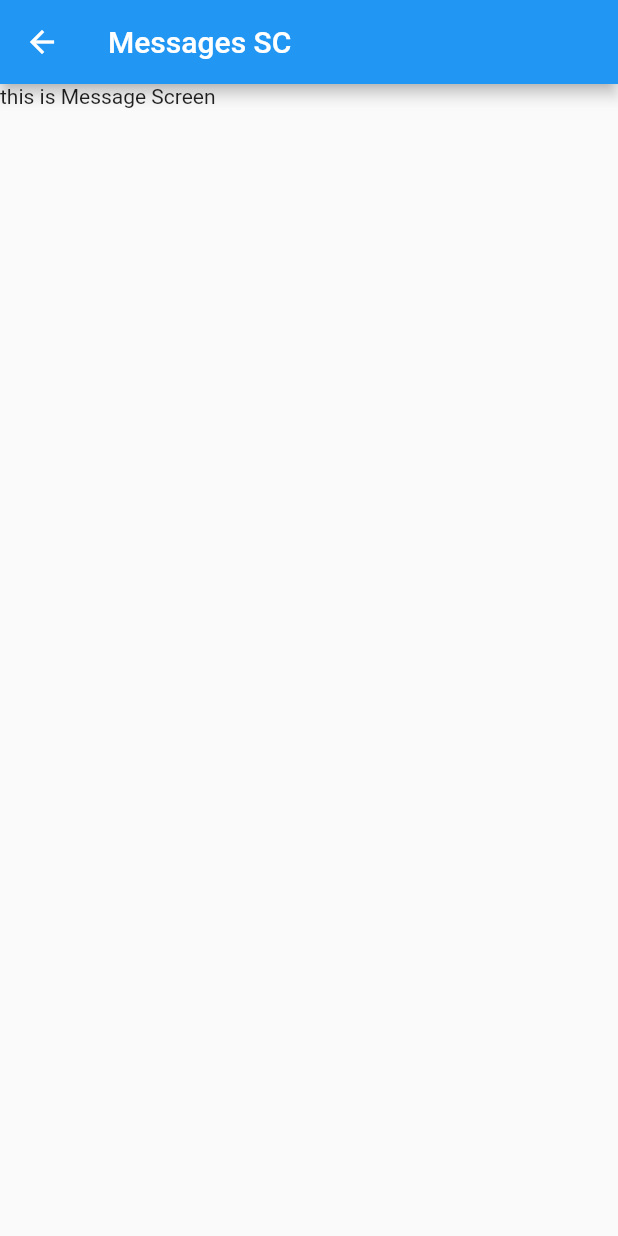
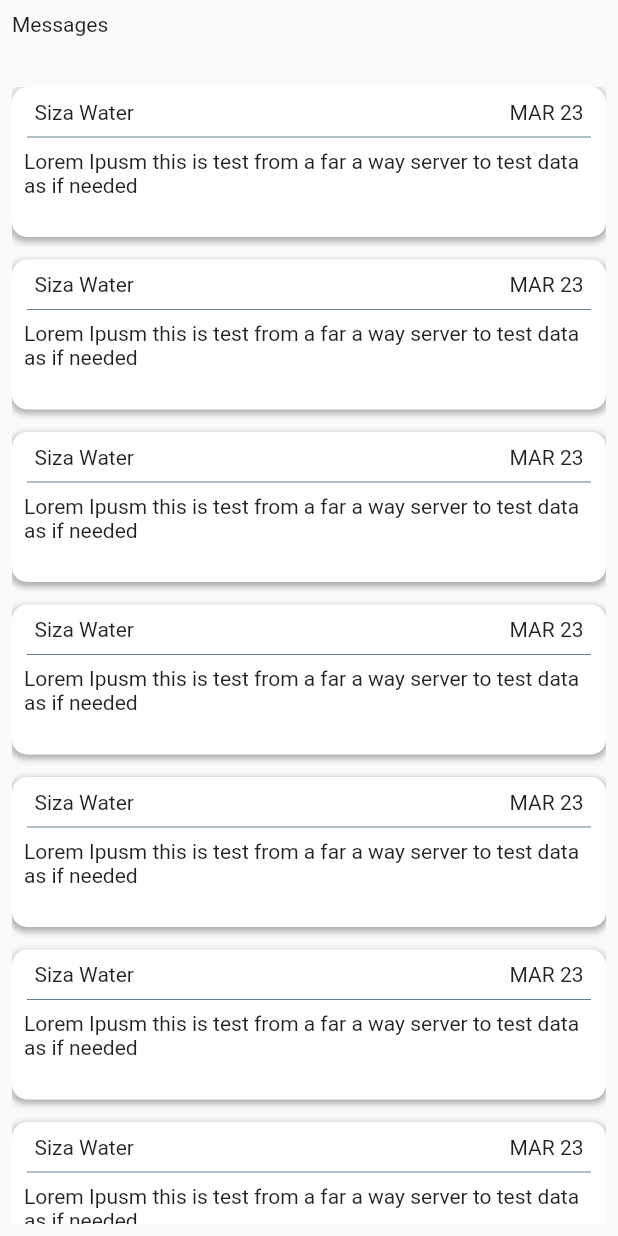
Before and after one commit to DevMahmoudElattar/FlutterEdams, a Flutter app: the MsgsSC screen opened by its route, on a phone screen of 412 x 824 dp. Run offline on Flutter 3.47's test engine with Material 2 defaults, Android fonts, the phone set to English and light mode, and no system bars; our stand-ins replace bloc, cloud_firestore, equatable, firebase_core, firebase_messaging, flutter_bloc and 4 more; missing offline and left inert: dart:ffi; accounts and stored records are empty; generated files the repository leaves out were written again; Roboto replaces fonts that are missing (Cairo); key blocks and very long unbroken strings in the code were emptied for the run.

Commit message:
Finished MSG SC

```diff
--- a/lib/presenter/MessagesScreen/MsgsSC.dart
+++ b/lib/presenter/MessagesScreen/MsgsSC.dart
@@ -1,14 +1,63 @@
 import 'package:flutter/cupertino.dart';
 import 'package:flutter/material.dart';
+
+import '../../utils/utils.dart';
 
 class MsgsSC extends StatelessWidget {
   const MsgsSC({Key? key}) : super(key: key);
 
   @override
   Widget build(BuildContext context) {
-    return  Scaffold(
-      appBar: AppBar(title: const Text("Messages SC")),
-      body: const Text("this is Message Screen"),
+    return Scaffold(
+      body: Padding(
+        padding: const EdgeInsets.all(8.0),
+        child: Column(
+          crossAxisAlignment: CrossAxisAlignment.start,
+          children: [
+            SizedBox(height: 50,child: Text("Messages")),
+            Expanded(
+              child: ListView.builder(itemCount: 100,itemBuilder: (BuildContext context, int idx){
+                return Container(
+                  margin: EdgeInsets.only(bottom: 15),
+                  height: 100,
+                  decoration: BoxDecoration(
+                      borderRadius: BorderRadius.all(Radius.circular(10)),
+                      color: Colors.white,
+                      boxShadow: [...OtherSharedValues.SectionShadow]),
+                  child: Column(
+                    children: [
+                       Expanded(flex: 1, child: Center(child: Padding(
+                         padding: const EdgeInsets.symmetric(horizontal: 15.0),
+                         child: Row(
+                           mainAxisAlignment: MainAxisAlignment.spaceBetween,
+                          children: [
+                            Text("Siza Water"),
+                            Text("MAR 23"),
+                          ],
+                      ),
+                       ))),
+                      const Padding(
+                        padding: EdgeInsets.symmetric(horizontal: 10),
+                        child: Divider(
+                          color: Colors.blueGrey,
+                          thickness: 0,
+                          height: 0,
+                        ),
+                      ),
+                      Expanded(
+                          flex: 2,
+                          child: Padding(
+                            padding: const EdgeInsets.all(8.0),
+                            child: Text('Lorem Ipusm this is test from a far a way server to test data as if needed',overflow: TextOverflow.ellipsis,maxLines: 3,),
+                          ))
+                    ],
+                  ),
+                );
+              }),
+            )
+          ],
+        ),
+      ),
     );
   }
 }
```
Also changed, not shown: 1 other file.
